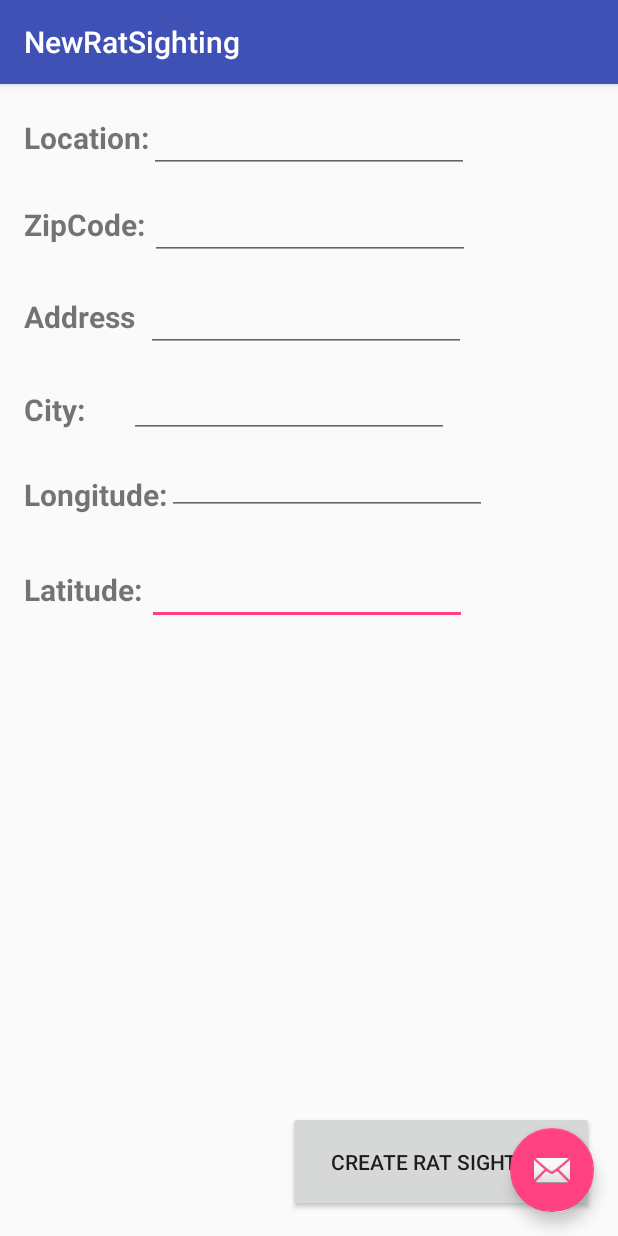
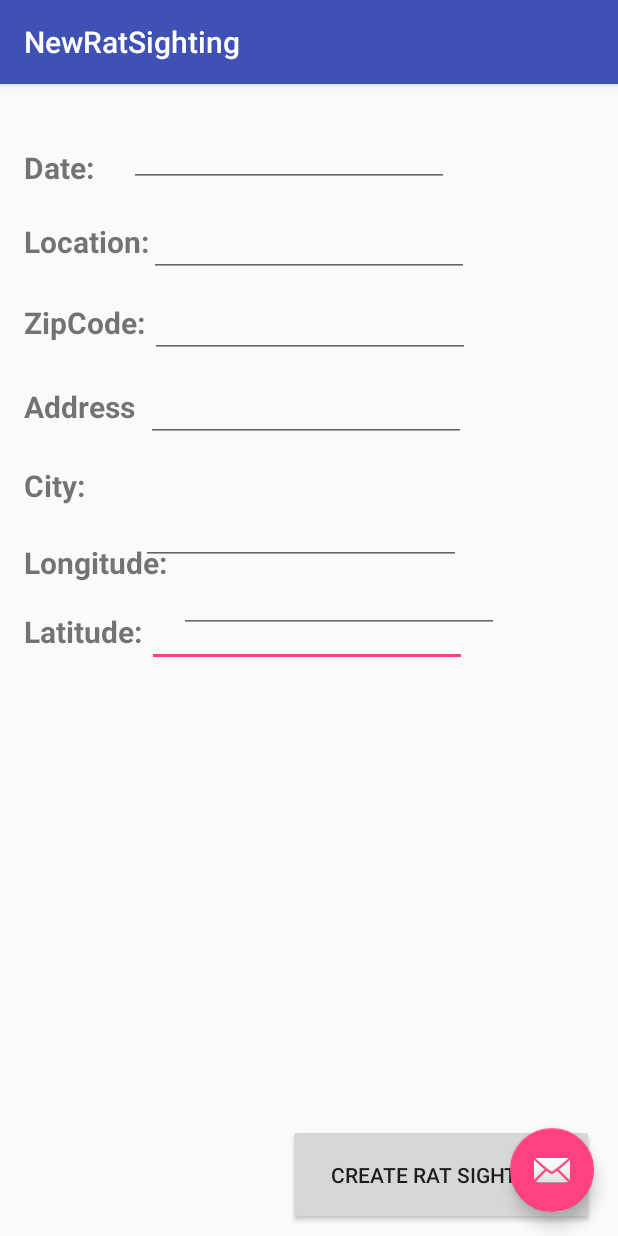
Before and after one commit to madisongrams/U-Dirty-Rat, an Android app: the CreateNewRatSighting screen opened directly, with no data from a screen before it, on a phone screen of 412 x 824 dp. Run offline under Robolectric (Android 15) with nearby library versions, the phone set to English and light mode, and no system bars.

Commit message:
Front end for report rat page

```diff
--- a/app/src/main/res/layout/content_report_new_rat_sighting.xml
+++ b/app/src/main/res/layout/content_report_new_rat_sighting.xml
@@ -27,7 +27,9 @@
         tools:layout_constraintLeft_creator="1"
         tools:layout_constraintBottom_creator="1"
         app:layout_constraintBottom_toBottomOf="@+id/textView11"
-        app:layout_constraintLeft_toRightOf="@+id/textView11" />
+        app:layout_constraintLeft_toRightOf="@+id/textView11"
+        android:layout_marginLeft="8dp"
+        android:layout_marginBottom="-33dp" />
 
     <EditText
         android:id="@+id/editText9"
@@ -52,7 +54,8 @@
         app:layout_constraintBottom_toTopOf="@+id/editText11"
         android:layout_marginEnd="25dp"
         app:layout_constraintRight_toRightOf="@+id/editText11"
-        android:layout_marginBottom="6dp" />
+        android:layout_marginBottom="0dp"
+        android:layout_marginRight="44dp" />
 
     <TextView
         android:id="@+id/textView12"
@@ -60,7 +63,7 @@
         android:layout_height="wrap_content"
         android:layout_marginLeft="16dp"
         android:layout_marginStart="16dp"
-        android:layout_marginTop="379dp"
+        android:layout_marginTop="407dp"
         android:text="Latitude:"
         android:textSize="20sp"
         android:textStyle="bold"
@@ -75,7 +78,7 @@
         android:layout_height="wrap_content"
         android:layout_marginLeft="16dp"
         android:layout_marginStart="16dp"
-        android:layout_marginTop="316dp"
+        android:layout_marginTop="361dp"
         android:text="Longitude:"
         android:textSize="20sp"
         android:textStyle="bold"
@@ -88,9 +91,9 @@
         android:id="@+id/textView10"
         android:layout_width="wrap_content"
         android:layout_height="wrap_content"
-        android:layout_marginLeft="16dp"
+        android:layout_marginLeft="31dp"
         android:layout_marginStart="16dp"
-        android:layout_marginTop="259dp"
+        android:layout_marginTop="310dp"
         android:text="City:"
         android:textSize="20sp"
         android:textStyle="bold"
@@ -103,9 +106,9 @@
         android:id="@+id/textView9"
         android:layout_width="wrap_content"
         android:layout_height="wrap_content"
-        android:layout_marginLeft="16dp"
+        android:layout_marginLeft="10dp"
         android:layout_marginStart="16dp"
-        android:layout_marginTop="197dp"
+        android:layout_marginTop="257dp"
         android:text="Address"
         android:textSize="20sp"
         android:textStyle="bold"
@@ -120,7 +123,7 @@
         android:layout_height="wrap_content"
         android:layout_marginLeft="16dp"
         android:layout_marginStart="16dp"
-        android:layout_marginTop="136dp"
+        android:layout_marginTop="201dp"
         android:text="ZipCode:"
         android:textSize="20sp"
         android:textStyle="bold"
@@ -135,7 +138,7 @@
         android:layout_height="wrap_content"
         android:layout_marginLeft="16dp"
         android:layout_marginStart="16dp"
-        android:layout_marginTop="16dp"
+        android:layout_marginTop="98dp"
         android:text="Date:"
         android:textSize="20sp"
         android:textStyle="bold"
@@ -150,7 +153,7 @@
         android:layout_height="wrap_content"
         android:layout_marginLeft="16dp"
         android:layout_marginStart="16dp"
-        android:layout_marginTop="78dp"
+        android:layout_marginTop="147dp"
         android:text="Location:"
         android:textSize="20sp"
         android:textStyle="bold"
@@ -169,8 +172,9 @@
         tools:layout_constraintTop_creator="1"
         android:layout_marginEnd="13dp"
         app:layout_constraintRight_toRightOf="@+id/editText14"
-        android:layout_marginTop="6dp"
-        app:layout_constraintTop_toTopOf="parent" />
+        android:layout_marginTop="79dp"
+        app:layout_constraintTop_toTopOf="parent"
+        android:layout_marginRight="-30dp" />
 
     <EditText
         android:id="@+id/editText14"
@@ -199,12 +203,13 @@
         android:id="@+id/button"
         android:layout_width="204dp"
         android:layout_height="67dp"
-        android:layout_marginBottom="16dp"
+        android:layout_marginBottom="7dp"
         android:layout_marginEnd="16dp"
         android:text="Create Rat Sighting"
         app:layout_constraintBottom_toBottomOf="parent"
         app:layout_constraintRight_toRightOf="parent"
         tools:layout_constraintBottom_creator="1"
-        tools:layout_constraintRight_creator="1" />
+        tools:layout_constraintRight_creator="1"
+        android:layout_marginRight="16dp" />
 
 </android.support.constraint.ConstraintLayout>
```
